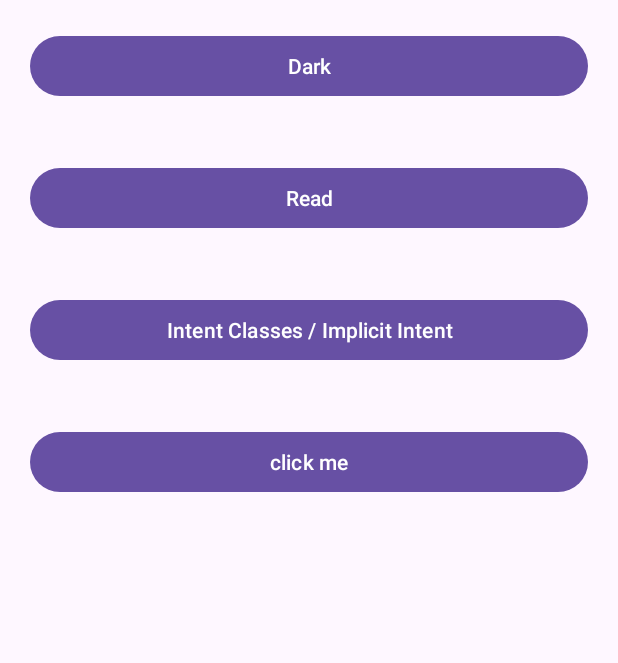
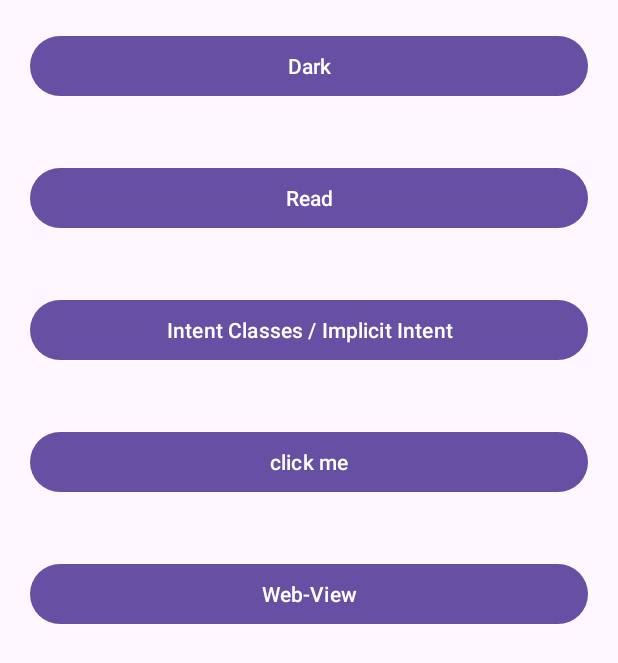
Before and after one commit to sandeepmehra28/Android-with-Kotlin, an Android app: the screen it shows after launch (MainActivity), on a phone screen of 412 x 824 dp. Shown: the top 663 px of the screen. Run offline under Robolectric (Android 15) with nearby library versions, the phone set to English and light mode, and no system bars.

Commit message:
Adding new files for android with kotlin

```diff
--- a/app/src/main/java/com/example/android_with_kotlin/MainActivity.kt
+++ b/app/src/main/java/com/example/android_with_kotlin/MainActivity.kt
@@ -9,6 +9,7 @@ import androidx.activity.enableEdgeToEdge
 import androidx.appcompat.app.AppCompatActivity
 import com.example.android_with_kotlin.R.id.btnDark
 import com.example.android_with_kotlin.intents.ImplicitIntentActivity
+import com.example.android_with_kotlin.views.WebViewActivity
 
 class MainActivity : AppCompatActivity() {
     override fun onCreate(savedInstanceState: Bundle?) {
@@ -20,6 +21,7 @@ class MainActivity : AppCompatActivity() {
         val layout = findViewById<LinearLayout>(R.id.LinearLayout)
         val btnClick = findViewById<Button>(R.id.btnClickme)
         val btnImIntent = findViewById<Button>(R.id.btnImplicitIntent)
+        val btnWebView = findViewById<Button>(R.id.btnWebView)
         btnRead.setOnClickListener {
             layout.setBackgroundResource(R.color.yellow)
         }
@@ -36,5 +38,9 @@ class MainActivity : AppCompatActivity() {
            val intent =  Intent(this, ImplicitIntentActivity::class.java)
            startActivity(intent)
        }
+        btnWebView.setOnClickListener {
+            val  intent = Intent(this, WebViewActivity::class.java)
+            startActivity(intent)
+        }
     }
 }
--- a/app/src/main/res/layout/activity_main.xml
+++ b/app/src/main/res/layout/activity_main.xml
@@ -37,4 +37,11 @@
         android:text="click me"
         android:layout_margin="20dp"
         />
+    <Button
+        android:id="@+id/btnWebView"
+        android:layout_width="match_parent"
+        android:layout_height="wrap_content"
+        android:text="Web-View"
+        android:layout_margin="20dp"
+        />
 </LinearLayout>
```
Also changed, not shown: app/src/main/AndroidManifest.xml (+6 -2 lines), app/src/main/java/com/example/android_with_kotlin/views/WebViewActivity.kt (added, +33 -0 lines), app/src/main/res/layout/activity_web_view.xml (added, +14 -0 lines).
